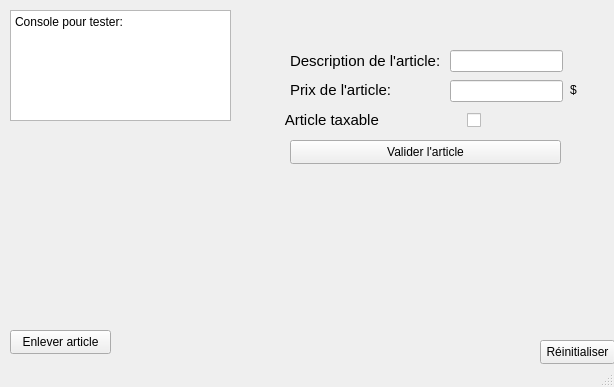
Above: mainwindow.ui from Sci-pio/TP6_INF1015 before the change. Below: the same form after it.
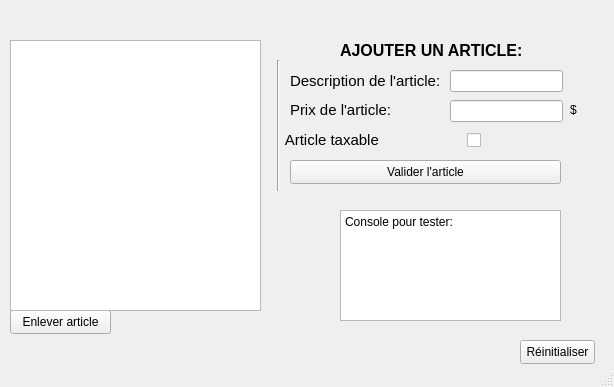
That is the form after the change.

What changed in the file:
```diff
--- a/mainwindow.ui
+++ b/mainwindow.ui
@@ -30,7 +30,7 @@
     <property name="geometry">
      <rect>
       <x>290</x>
-      <y>50</y>
+      <y>70</y>
       <width>161</width>
       <height>21</height>
      </rect>
@@ -48,7 +48,7 @@
     <property name="geometry">
      <rect>
       <x>290</x>
-      <y>80</y>
+      <y>100</y>
       <width>161</width>
       <height>20</height>
      </rect>
@@ -66,7 +66,7 @@
     <property name="geometry">
      <rect>
       <x>450</x>
-      <y>50</y>
+      <y>70</y>
       <width>113</width>
       <height>22</height>
      </rect>
@@ -76,7 +76,7 @@
     <property name="geometry">
      <rect>
       <x>450</x>
-      <y>80</y>
+      <y>100</y>
       <width>113</width>
       <height>22</height>
      </rect>
@@ -86,7 +86,7 @@
     <property name="geometry">
      <rect>
       <x>570</x>
-      <y>80</y>
+      <y>100</y>
       <width>41</width>
       <height>20</height>
      </rect>
@@ -99,7 +99,7 @@
     <property name="geometry">
      <rect>
       <x>280</x>
-      <y>110</y>
+      <y>130</y>
       <width>201</width>
       <height>20</height>
      </rect>
@@ -120,7 +120,7 @@
     <property name="geometry">
      <rect>
       <x>290</x>
-      <y>140</y>
+      <y>160</y>
       <width>271</width>
       <height>24</height>
      </rect>
@@ -133,7 +133,7 @@
     <property name="geometry">
      <rect>
       <x>10</x>
-      <y>330</y>
+      <y>310</y>
       <width>101</width>
       <height>24</height>
      </rect>
@@ -145,7 +145,7 @@
    <widget class="QPushButton" name="reinitialiserBtn">
     <property name="geometry">
      <rect>
-      <x>540</x>
+      <x>520</x>
       <y>340</y>
       <width>75</width>
       <height>24</height>
@@ -158,8 +158,8 @@
    <widget class="QPlainTextEdit" name="console">
     <property name="geometry">
      <rect>
-      <x>10</x>
-      <y>10</y>
+      <x>340</x>
+      <y>210</y>
       <width>221</width>
       <height>111</height>
      </rect>
@@ -168,6 +168,48 @@
      <string>Console pour tester:</string>
     </property>
    </widget>
+   <widget class="QListWidget" name="listArticle">
+    <property name="geometry">
+     <rect>
+      <x>10</x>
+      <y>40</y>
+      <width>251</width>
+      <height>271</height>
+     </rect>
+    </property>
+   </widget>
+   <widget class="Line" name="line">
+    <property name="geometry">
+     <rect>
+      <x>270</x>
+      <y>60</y>
+      <width>16</width>
+      <height>131</height>
+     </rect>
+    </property>
+    <property name="orientation">
+     <enum>Qt::Vertical</enum>
+    </property>
+   </widget>
+   <widget class="QLabel" name="label_4">
+    <property name="geometry">
+     <rect>
+      <x>340</x>
+      <y>40</y>
+      <width>191</width>
+      <height>20</height>
+     </rect>
+    </property>
+    <property name="font">
+     <font>
+      <pointsize>12</pointsize>
+      <bold>true</bold>
+     </font>
+    </property>
+    <property name="text">
+     <string>AJOUTER UN ARTICLE:</string>
+    </property>
+   </widget>
   </widget>
   <widget class="QStatusBar" name="statusbar"/>
   <action name="actionasas">
```
